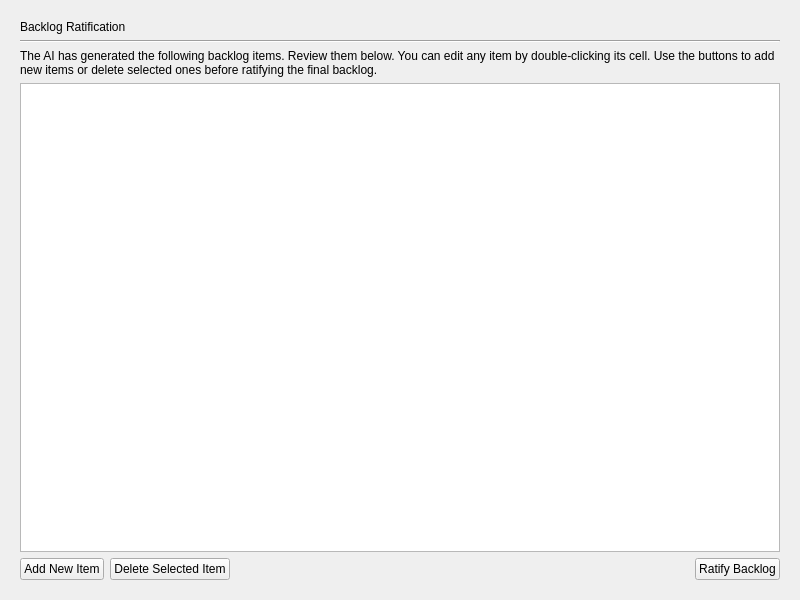
Before: the Qt Designer form gui/backlog_ratification_page.ui in mariolewis/asdf_factory, drawn with Qt 5.
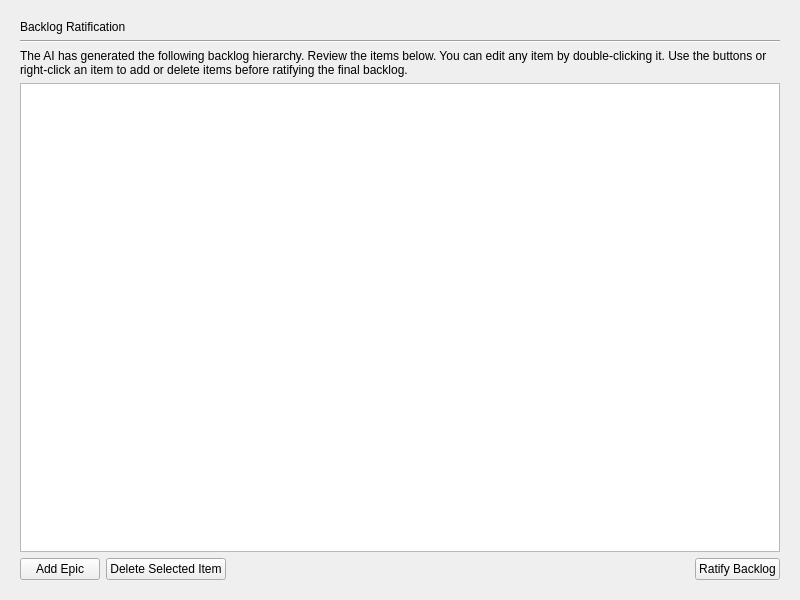
After: the same form once the commit is applied.

Commit message: feat(backlog): Complete hierarchical display and Jira integration enhancements

Patch:
```diff
--- a/gui/backlog_ratification_page.ui
+++ b/gui/backlog_ratification_page.ui
@@ -43,7 +43,7 @@
    <item>
     <widget class="QLabel" name="instructionLabel">
      <property name="text">
-      <string>The AI has generated the following backlog items. Review them below. You can edit any item by double-clicking its cell. Use the buttons to add new items or delete selected ones before ratifying the final backlog.</string>
+      <string>The AI has generated the following backlog hierarchy. Review the items below. You can edit any item by double-clicking it. Use the buttons or right-click an item to add or delete items before ratifying the final backlog.</string>
      </property>
      <property name="wordWrap">
       <bool>true</bool>
@@ -58,7 +58,7 @@
      <item>
       <widget class="QPushButton" name="addItemButton">
        <property name="text">
-        <string>Add New Item</string>
+        <string>Add Epic</string>
        </property>
       </widget>
      </item>
```
Left out of the diff: 4 changed lines with no effect on the pictures. The commit also changes 21 other files.
